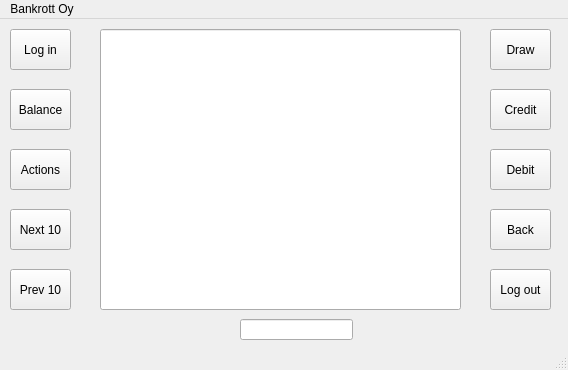
Old version of the form bankautomat/mainwindow.ui in the repository banksimul2022/group14.
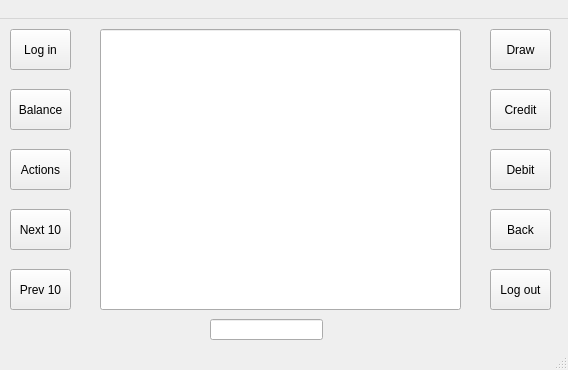
New version of the form.

```diff
--- a/bankautomat/mainwindow.ui
+++ b/bankautomat/mainwindow.ui
@@ -144,7 +144,7 @@
    <widget class="QLineEdit" name="lnstate">
     <property name="geometry">
      <rect>
-      <x>240</x>
+      <x>210</x>
       <y>300</y>
       <width>113</width>
       <height>21</height>
@@ -177,7 +177,7 @@
    </property>
    <widget class="QMenu" name="menuBankrot_Oy">
     <property name="title">
-     <string>Bankrott Oy</string>
+     <string> </string>
     </property>
    </widget>
    <widget class="QMenu" name="menu">
```
